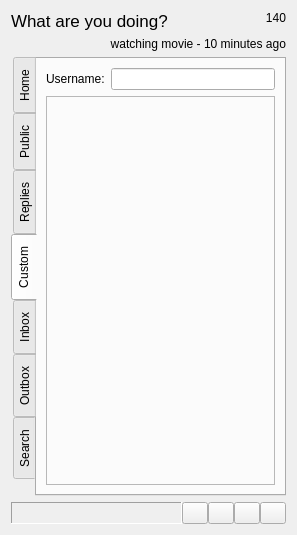
Above: branches/code-review/src/MainWindow.ui from asolfre/qwit before the change. Below: the same form after it.
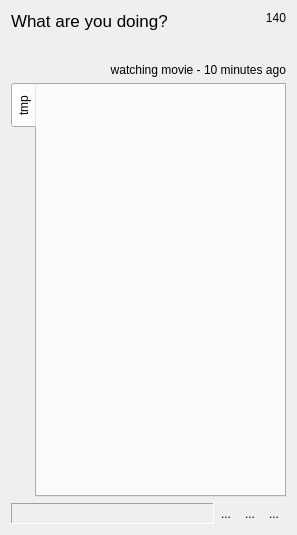
That is the form after the change. The open tabs and pages were chosen to show the change. Icons and pictures are not drawn.

What changed in the file:
```diff
--- a/branches/code-review/src/MainWindow.ui
+++ b/branches/code-review/src/MainWindow.ui
@@ -73,9 +73,36 @@
       </layout>
      </item>
      <item>
-      <widget class="QLabel" name="lastStatusLabel">
-       <property name="sizePolicy">
-        <sizepolicy hsizetype="Preferred" vsizetype="Preferred">
+      <layout class="QHBoxLayout" name="statusHorizontalLayout" >
+       <item>
+        <widget class="QToolButton" name="twitPicButton" >
+         <property name="maximumSize" >
+          <size>
+           <width>20</width>
+           <height>20</height>
+          </size>
+         </property>
+         <property name="text" >
+          <string/>
+         </property>
+         <property name="icon" >
+          <iconset resource="../qwit.qrc" >
+           <normaloff>:/images/twitpic.png</normaloff>:/images/twitpic.png</iconset>
+         </property>
+         <property name="toolButtonStyle" >
+          <enum>Qt::ToolButtonIconOnly</enum>
+         </property>
+         <property name="autoRaise" >
+          <bool>true</bool>
+         </property>
+        </widget>
+       </item>
+      </layout>
+     </item>
+     <item>
+      <widget class="QLabel" name="lastStatusLabel" >
+       <property name="sizePolicy" >
+        <sizepolicy vsizetype="Preferred" hsizetype="Preferred" >
          <horstretch>0</horstretch>
          <verstretch>0</verstretch>
         </sizepolicy>
@@ -120,148 +147,11 @@
        <property name="elideMode">
         <enum>Qt::ElideNone</enum>
        </property>
-       <widget class="QWidget" name="homeTab">
-        <attribute name="title">
-         <string>Home</string>
+       <widget class="QWidget" name="tmpTab" >
+        <attribute name="title" >
+         <string>tmp</string>
         </attribute>
-        <attribute name="toolTip">
-         <string>Your and your friends' timeline</string>
-        </attribute>
-        <layout class="QGridLayout" name="gridLayout"/>
-       </widget>
-       <widget class="QWidget" name="publicTab">
-        <attribute name="title">
-         <string>Public</string>
-        </attribute>
-        <attribute name="toolTip">
-         <string>Public timeline</string>
-        </attribute>
-        <layout class="QGridLayout" name="gridLayout_3"/>
-       </widget>
-       <widget class="QWidget" name="repliesTab">
-        <attribute name="title">
-         <string>Replies</string>
-        </attribute>
-        <attribute name="toolTip">
-         <string>Replies to you</string>
-        </attribute>
-        <layout class="QGridLayout" name="gridLayout_4"/>
-       </widget>
-       <widget class="QWidget" name="customTab">
-        <attribute name="title">
-         <string>Custom</string>
-        </attribute>
-        <attribute name="toolTip">
-         <string>Custom user timeline</string>
-        </attribute>
-        <layout class="QGridLayout" name="gridLayout_5">
-         <item row="0" column="0">
-          <layout class="QVBoxLayout" name="verticalLayout_2">
-           <item>
-            <layout class="QHBoxLayout" name="horizontalLayout">
-             <item>
-              <widget class="QLabel" name="label_4">
-               <property name="sizePolicy">
-                <sizepolicy hsizetype="Preferred" vsizetype="Fixed">
-                 <horstretch>0</horstretch>
-                 <verstretch>0</verstretch>
-                </sizepolicy>
-               </property>
-               <property name="maximumSize">
-                <size>
-                 <width>16777215</width>
-                 <height>16777215</height>
-                </size>
-               </property>
-               <property name="text">
-                <string>Username:</string>
-               </property>
-              </widget>
-             </item>
-             <item>
-              <widget class="QLineEdit" name="customUsernameLineEdit_2"/>
-             </item>
-            </layout>
-           </item>
-           <item>
-            <widget class="QFrame" name="frame_4">
-             <property name="sizePolicy">
-              <sizepolicy hsizetype="Preferred" vsizetype="Expanding">
-               <horstretch>0</horstretch>
-               <verstretch>0</verstretch>
-              </sizepolicy>
-             </property>
-             <property name="frameShape">
-              <enum>QFrame::StyledPanel</enum>
-             </property>
-             <property name="frameShadow">
-              <enum>QFrame::Raised</enum>
-             </property>
-            </widget>
-           </item>
-          </layout>
-         </item>
-        </layout>
-       </widget>
-       <widget class="QWidget" name="inboxTab">
-        <attribute name="title">
-         <string>Inbox</string>
-        </attribute>
-        <attribute name="toolTip">
-         <string>Direct messages inbox</string>
-        </attribute>
-       </widget>
-       <widget class="QWidget" name="outboxTab">
-        <attribute name="title">
-         <string>Outbox</string>
-        </attribute>
-        <attribute name="toolTip">
-         <string>Direct messages outbox</string>
-        </attribute>
-       </widget>
-       <widget class="QWidget" name="searchTab">
-        <attribute name="title">
-         <string>Search</string>
-        </attribute>
-        <attribute name="toolTip">
-         <string>Search for messages</string>
-        </attribute>
-        <layout class="QGridLayout" name="gridLayout_6">
-         <item row="0" column="0">
-          <layout class="QVBoxLayout" name="verticalLayout_3">
-           <item>
-            <layout class="QHBoxLayout" name="horizontalLayout_3">
-             <item>
-              <widget class="QLabel" name="label_5">
-               <property name="text">
-                <string>Search:</string>
-               </property>
-              </widget>
-             </item>
-             <item>
-              <widget class="QLineEdit" name="searchLineEdit_2"/>
-             </item>
-            </layout>
-           </item>
-           <item>
-            <widget class="QFrame" name="frame">
-             <property name="sizePolicy">
-              <sizepolicy hsizetype="Preferred" vsizetype="Expanding">
-               <horstretch>0</horstretch>
-               <verstretch>0</verstretch>
-              </sizepolicy>
-             </property>
-             <property name="frameShape">
-              <enum>QFrame::StyledPanel</enum>
-             </property>
-             <property name="frameShadow">
-              <enum>QFrame::Raised</enum>
-             </property>
-            </widget>
-           </item>
-          </layout>
-         </item>
-        </layout>
+        <layout class="QGridLayout" name="gridLayout_6" />
        </widget>
       </widget>
      </item>
@@ -293,133 +183,44 @@
         </widget>
        </item>
        <item>
-        <widget class="QPushButton" name="refreshPushButton">
-         <property name="sizePolicy">
-          <sizepolicy hsizetype="Fixed" vsizetype="Fixed">
-           <horstretch>0</horstretch>
-           <verstretch>0</verstretch>
-          </sizepolicy>
+        <widget class="QToolButton" name="refreshToolButton" >
+         <property name="text" >
+          <string>...</string>
          </property>
-         <property name="maximumSize">
-          <size>
-           <width>26</width>
-           <height>25</height>
-          </size>
-         </property>
-         <property name="toolTip">
-          <string>Refresh</string>
-         </property>
-         <property name="text">
-          <string/>
-         </property>
-         <property name="icon">
-          <iconset resource="../qwit.qrc">
+         <property name="icon" >
+          <iconset resource="../qwit.qrc" >
            <normaloff>:/images/reload.png</normaloff>:/images/reload.png</iconset>
          </property>
-         <property name="shortcut">
-          <string>Ctrl+R</string>
-         </property>
-         <property name="autoDefault">
-          <bool>false</bool>
-         </property>
-         <property name="flat">
-          <bool>false</bool>
+         <property name="autoRaise" >
+          <bool>true</bool>
          </property>
         </widget>
        </item>
        <item>
-        <widget class="QPushButton" name="optionsPushButton">
-         <property name="sizePolicy">
-          <sizepolicy hsizetype="Fixed" vsizetype="Fixed">
-           <horstretch>0</horstretch>
-           <verstretch>0</verstretch>
-          </sizepolicy>
+        <widget class="QToolButton" name="optionsToolButton" >
+         <property name="text" >
+          <string>...</string>
          </property>
-         <property name="maximumSize">
-          <size>
-           <width>26</width>
-           <height>25</height>
-          </size>
-         </property>
-         <property name="toolTip">
-          <string>Options</string>
-         </property>
-         <property name="text">
-          <string/>
-         </property>
-         <property name="icon">
-          <iconset resource="../qwit.qrc">
+         <property name="icon" >
+          <iconset resource="../qwit.qrc" >
            <normaloff>:/images/options.png</normaloff>:/images/options.png</iconset>
          </property>
-         <property name="autoDefault">
-          <bool>false</bool>
-         </property>
-        </widget>
-       </item>
-       <item>
-        <widget class="QPushButton" name="logsPushButton">
-         <property name="sizePolicy">
-          <sizepolicy hsizetype="Fixed" vsizetype="Fixed">
-           <horstretch>0</horstretch>
-           <verstretch>0</verstretch>
-          </sizepolicy>
-         </property>
-         <property name="maximumSize">
-          <size>
-           <width>26</width>
-           <height>25</height>
-          </size>
-         </property>
-         <property name="text">
-          <string/>
-         </property>
-         <property name="icon">
-          <iconset resource="../qwit.qrc">
-           <normaloff>:/images/logs.png</normaloff>:/images/logs.png</iconset>
-         </property>
-         <property name="autoDefault">
-          <bool>false</bool>
-         </property>
-        </widget>
-       </item>
-       <item>
-        <widget class="QPushButton" name="exitPushButton">
-         <property name="enabled">
+         <property name="autoRaise" >
           <bool>true</bool>
          </property>
-         <property name="sizePolicy">
-          <sizepolicy hsizetype="Fixed" vsizetype="Fixed">
-           <horstretch>0</horstretch>
-           <verstretch>0</verstretch>
-          </sizepolicy>
+        </widget>
+       </item>
+       <item>
+        <widget class="QToolButton" name="exitToolButton" >
+         <property name="text" >
+          <string>...</string>
          </property>
-         <property name="minimumSize">
-          <size>
-           <width>0</width>
-           <height>0</height>
-          </size>
-         </property>
-         <property name="maximumSize">
-          <size>
-           <width>26</width>
-           <height>25</height>
-          </size>
-         </property>
-         <property name="toolTip">
-          <string>Quit</string>
-         </property>
-         <property name="text">
-          <string/>
-         </property>
-         <property name="icon">
-          <iconset resource="../qwit.qrc">
+         <property name="icon" >
+          <iconset resource="../qwit.qrc" >
            <normaloff>:/images/exit.png</normaloff>:/images/exit.png</iconset>
          </property>
-         <property name="autoDefault">
-          <bool>false</bool>
-         </property>
-         <property name="flat">
-          <bool>false</bool>
+         <property name="autoRaise" >
+          <bool>true</bool>
          </property>
         </widget>
        </item>
```
Left out of the diff: 96 changed lines with no effect on the pictures.
